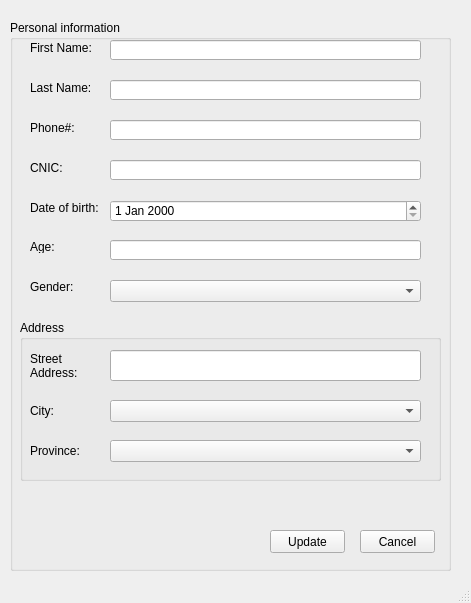
The window that Screens/Technician UpdatePatient.ui (RaahimHash/DBMS-Project-UHU-Clinic) describes before a commit, drawn with Qt 5.
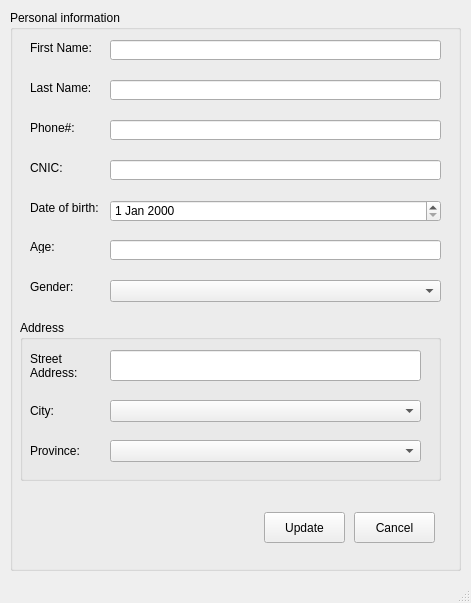
The same window after the commit.

```diff
--- a/Screens/Technician UpdatePatient.ui
+++ b/Screens/Technician UpdatePatient.ui
@@ -21,9 +21,9 @@
     <property name="geometry">
      <rect>
       <x>10</x>
-      <y>20</y>
-      <width>441</width>
-      <height>551</height>
+      <y>10</y>
+      <width>451</width>
+      <height>561</height>
      </rect>
     </property>
     <property name="title">
@@ -33,7 +33,7 @@
      <property name="geometry">
       <rect>
        <x>20</x>
-       <y>60</y>
+       <y>70</y>
        <width>81</width>
        <height>16</height>
       </rect>
@@ -46,7 +46,7 @@
      <property name="geometry">
       <rect>
        <x>20</x>
-       <y>20</y>
+       <y>30</y>
        <width>61</width>
        <height>16</height>
       </rect>
@@ -59,7 +59,7 @@
      <property name="geometry">
       <rect>
        <x>20</x>
-       <y>140</y>
+       <y>150</y>
        <width>71</width>
        <height>16</height>
       </rect>
@@ -72,8 +72,8 @@
      <property name="geometry">
       <rect>
        <x>100</x>
-       <y>20</y>
-       <width>311</width>
+       <y>30</y>
+       <width>331</width>
        <height>20</height>
       </rect>
      </property>
@@ -85,8 +85,8 @@
      <property name="geometry">
       <rect>
        <x>100</x>
-       <y>180</y>
-       <width>311</width>
+       <y>190</y>
+       <width>331</width>
        <height>22</height>
       </rect>
      </property>
@@ -95,7 +95,7 @@
      <property name="geometry">
       <rect>
        <x>20</x>
-       <y>180</y>
+       <y>190</y>
        <width>71</width>
        <height>16</height>
       </rect>
@@ -108,7 +108,7 @@
      <property name="geometry">
       <rect>
        <x>20</x>
-       <y>260</y>
+       <y>270</y>
        <width>47</width>
        <height>13</height>
       </rect>
@@ -121,8 +121,8 @@
      <property name="geometry">
       <rect>
        <x>100</x>
-       <y>260</y>
-       <width>311</width>
+       <y>270</y>
+       <width>331</width>
        <height>22</height>
       </rect>
      </property>
@@ -131,7 +131,7 @@
      <property name="geometry">
       <rect>
        <x>20</x>
-       <y>220</y>
+       <y>230</y>
        <width>47</width>
        <height>13</height>
       </rect>
@@ -144,7 +144,7 @@
      <property name="geometry">
       <rect>
        <x>20</x>
-       <y>100</y>
+       <y>110</y>
        <width>81</width>
        <height>16</height>
       </rect>
@@ -156,10 +156,10 @@
     <widget class="QPushButton" name="pushUpdate">
      <property name="geometry">
       <rect>
-       <x>260</x>
-       <y>510</y>
-       <width>75</width>
-       <height>23</height>
+       <x>254</x>
+       <y>502</y>
+       <width>81</width>
+       <height>31</height>
       </rect>
      </property>
      <property name="text">
@@ -169,10 +169,10 @@
     <widget class="QPushButton" name="pushCancel">
      <property name="geometry">
       <rect>
-       <x>350</x>
-       <y>510</y>
-       <width>75</width>
-       <height>23</height>
+       <x>344</x>
+       <y>502</y>
+       <width>81</width>
+       <height>31</height>
       </rect>
      </property>
      <property name="text">
@@ -183,8 +183,8 @@
      <property name="geometry">
       <rect>
        <x>100</x>
-       <y>60</y>
-       <width>311</width>
+       <y>70</y>
+       <width>331</width>
        <height>20</height>
       </rect>
      </property>
@@ -196,8 +196,8 @@
      <property name="geometry">
       <rect>
        <x>100</x>
-       <y>100</y>
-       <width>311</width>
+       <y>110</y>
+       <width>331</width>
        <height>20</height>
       </rect>
      </property>
@@ -206,8 +206,8 @@
      <property name="geometry">
       <rect>
        <x>100</x>
-       <y>220</y>
-       <width>311</width>
+       <y>230</y>
+       <width>331</width>
        <height>20</height>
       </rect>
      </property>
@@ -216,7 +216,7 @@
      <property name="geometry">
       <rect>
        <x>10</x>
-       <y>300</y>
+       <y>310</y>
        <width>421</width>
        <height>161</height>
       </rect>
@@ -299,8 +299,8 @@
      <property name="geometry">
       <rect>
        <x>100</x>
-       <y>140</y>
-       <width>311</width>
+       <y>150</y>
+       <width>331</width>
        <height>20</height>
       </rect>
      </property>
```
